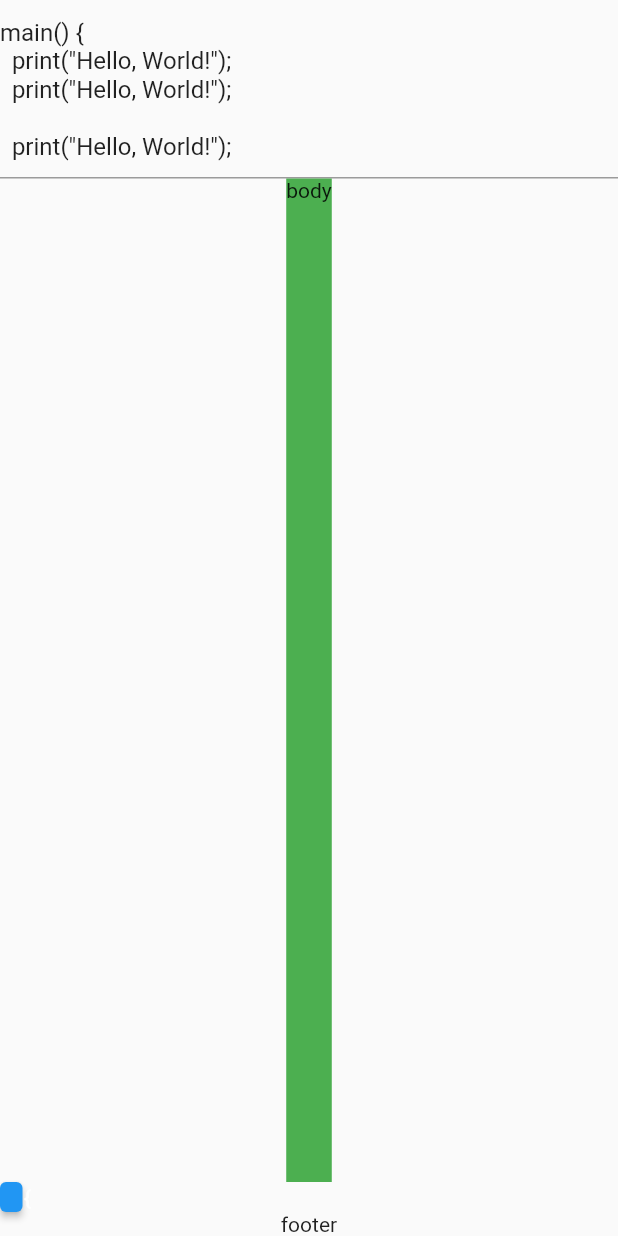
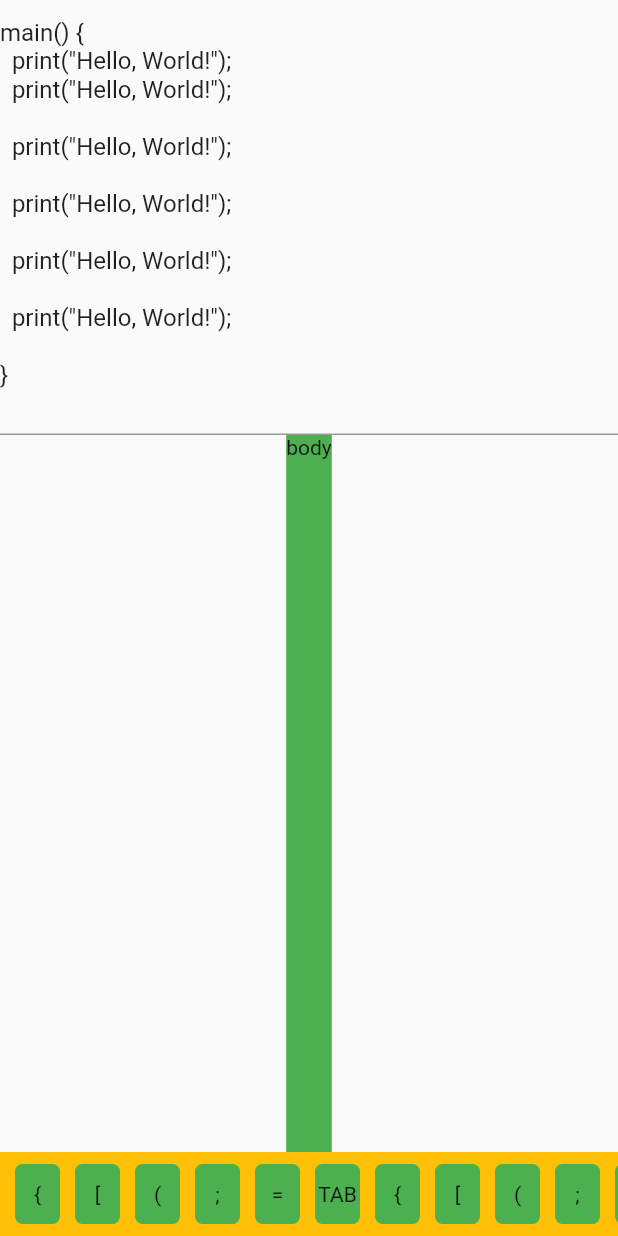
Before and after one commit to kovbe11/codeblurb, a Flutter app: the screen it shows after launch, on a phone screen of 412 x 824 dp. Run offline on Flutter 3.47's test engine with Material 2 defaults, Android fonts, the phone set to English and light mode, and no system bars; our stand-ins replace auto_route, firebase_analytics, firebase_core, firebase_crashlytics, firebase_remote_config, flutter_riverpod and 2 more; accounts and stored records are empty.

Commit message:
create bottom button row

```diff
--- a/mobile/codeblurb/lib/presentation/features/code_editing/code_editing_screen.dart
+++ b/mobile/codeblurb/lib/presentation/features/code_editing/code_editing_screen.dart
@@ -2,7 +2,9 @@ import 'package:codeblurb/presentation/features/code_editing/notifier/code_editi
 import 'package:flutter/material.dart';
 import 'package:flutter_riverpod/flutter_riverpod.dart';
 
+part 'components/character_insertion_button.dart';
 part 'components/character_insertion_button_row.dart';
+part 'components/code_editing_screen_wrapper.dart';
 
 class CodeEditingScreen extends ConsumerWidget {
   const CodeEditingScreen({super.key});
@@ -12,18 +14,15 @@ class CodeEditingScreen extends ConsumerWidget {
     final notifier = ref.watch(codeEditingProvider.notifier);
     final state = ref.watch(codeEditingProvider);
 
-    return Scaffold(body: LayoutBuilder(builder: (context, constraints) {
-      return SingleChildScrollView(
-          child: ConstrainedBox(
-              constraints: BoxConstraints(
-                  minWidth: constraints.maxWidth,
-                  minHeight: constraints.maxHeight),
-              child: IntrinsicHeight(
-                child: Column(mainAxisSize: MainAxisSize.max, children: [
+    return _CodeEditingScreenWrapper(
+      children: [
         TextField(
+          keyboardType: TextInputType.multiline,
+          minLines: null,
+          maxLines: null,
+          enableSuggestions: false,
           autocorrect: false,
           controller: notifier.codeEditingController,
-                    maxLines: 5,
         ),
         Expanded(
           child: Container(
@@ -32,23 +31,7 @@ class CodeEditingScreen extends ConsumerWidget {
           ),
         ),
         const _CharacterInsertionButtonRow(),
-                  const Text('footer'),
-                ]),
-              )));
-    })
-        // body: SingleChildScrollView(
-        //   child: Column(
-        //     children: [
-
-        //       TextField(
-        //         controller: notifier.codeEditingController,
-        //         maxLines: 5,
-        //       ),
-        //       const Spacer(),
-        //       const _CharacterInsertionButtonRow(),
-        //     ],
-        //   ),
-        // ),
+      ],
     );
   }
 }
--- /dev/null
+++ b/mobile/codeblurb/lib/presentation/features/code_editing/components/character_insertion_button.dart
@@ -0,0 +1,25 @@
+part of "../code_editing_screen.dart";
+
+class _CharacterInsertionButton extends StatelessWidget {
+  const _CharacterInsertionButton(
+      {required this.buttonText, required this.onTap});
+
+  final String buttonText;
+  final VoidCallback onTap;
+
+  @override
+  Widget build(BuildContext context) {
+    return InkWell(
+      onTap: onTap,
+      child: Container(
+        margin: const EdgeInsets.all(5),
+        alignment: Alignment.center,
+        decoration: BoxDecoration(
+            color: Colors.green, borderRadius: BorderRadius.circular(5)),
+        height: 40,
+        width: 30,
+        child: Text(buttonText),
+      ),
+    );
+  }
+}
--- a/mobile/codeblurb/lib/presentation/features/code_editing/components/character_insertion_button_row.dart
+++ b/mobile/codeblurb/lib/presentation/features/code_editing/components/character_insertion_button_row.dart
@@ -5,17 +5,92 @@ class _CharacterInsertionButtonRow extends ConsumerWidget {
 
   @override
   Widget build(BuildContext context, WidgetRef ref) {
-    return SingleChildScrollView(
-      child: Row(
-        children: [
-          SizedBox(
-              height: 20,
-              width: 15,
-              child: ElevatedButton(
-                child: const Text('{'),
-                onPressed: () {},
-              ))
-        ],
+    final notifier = ref.watch(codeEditingProvider.notifier);
+    final bottomPadding = MediaQuery.of(context).padding.bottom;
+    return ColoredBox(
+      color: Colors.amber,
+      child: Padding(
+        padding: EdgeInsets.only(bottom: bottomPadding),
+        child: SingleChildScrollView(
+          padding: const EdgeInsets.symmetric(vertical: 3, horizontal: 5),
+          scrollDirection: Axis.horizontal,
+          child: Row(
+            children: [
+              _CharacterInsertionButton(
+                buttonText: "{",
+                onTap: notifier.insertCurlyBraces,
+              ),
+              _CharacterInsertionButton(
+                buttonText: "[",
+                onTap: notifier.insertSquareBrackets,
+              ),
+              _CharacterInsertionButton(
+                buttonText: "(",
+                onTap: notifier.insertParentheses,
+              ),
+              _CharacterInsertionButton(
+                buttonText: ";",
+                onTap: notifier.insertSemicolon,
+              ),
+              _CharacterInsertionButton(
+                buttonText: "=",
+                onTap: notifier.insertEqualSign,
+              ),
+              _CharacterInsertionButton(
+                buttonText: "TAB",
+                onTap: notifier.insertTab,
+              ),
+              _CharacterInsertionButton(
+                buttonText: "{",
+                onTap: notifier.insertCurlyBraces,
+              ),
+              _CharacterInsertionButton(
+                buttonText: "[",
+                onTap: notifier.insertSquareBrackets,
+              ),
+              _CharacterInsertionButton(
+                buttonText: "(",
+                onTap: notifier.insertParentheses,
+              ),
+              _CharacterInsertionButton(
+                buttonText: ";",
+                onTap: notifier.insertSemicolon,
+              ),
+              _CharacterInsertionButton(
+                buttonText: "=",
+                onTap: notifier.insertEqualSign,
+              ),
+              _CharacterInsertionButton(
+                buttonText: "TAB",
+                onTap: notifier.insertTab,
+              ),
+              _CharacterInsertionButton(
+                buttonText: "{",
+                onTap: notifier.insertCurlyBraces,
+              ),
+              _CharacterInsertionButton(
+                buttonText: "[",
+                onTap: notifier.insertSquareBrackets,
+              ),
+              _CharacterInsertionButton(
+                buttonText: "(",
+                onTap: notifier.insertParentheses,
+              ),
+              _CharacterInsertionButton(
+                buttonText: ";",
+                onTap: notifier.insertSemicolon,
+              ),
+              _CharacterInsertionButton(
+                buttonText: "=",
+                onTap: notifier.insertEqualSign,
+              ),
+              _CharacterInsertionButton(
+                buttonText: "TAB",
+                onTap: notifier.insertTab,
+              ),
+            ],
+          ),
+        ),
       ),
     );
   }
--- /dev/null
+++ b/mobile/codeblurb/lib/presentation/features/code_editing/components/code_editing_screen_wrapper.dart
@@ -0,0 +1,29 @@
+part of '../code_editing_screen.dart';
+
+class _CodeEditingScreenWrapper extends StatelessWidget {
+  const _CodeEditingScreenWrapper({required this.children});
+  final List<Widget> children;
+  @override
+  Widget build(BuildContext context) {
+    return Scaffold(
+      body: SafeArea(
+        bottom: false,
+        child: LayoutBuilder(
+          builder: (context, constraints) {
+            return SingleChildScrollView(
+              child: ConstrainedBox(
+                constraints: BoxConstraints(
+                    minWidth: constraints.maxWidth,
+                    minHeight: constraints.maxHeight),
+                child: IntrinsicHeight(
+                  child: Column(
+                      mainAxisSize: MainAxisSize.max, children: children),
+                ),
+              ),
+            );
+          },
+        ),
+      ),
+    );
+  }
+}
--- a/mobile/codeblurb/lib/presentation/features/code_editing/notifier/code_editing_notifier.dart
+++ b/mobile/codeblurb/lib/presentation/features/code_editing/notifier/code_editing_notifier.dart
@@ -11,16 +11,14 @@ class CodeEditingNotifier extends StateNotifier<CodeEditingState> {
   void insertCurlyBraces() => _insertCodeToCurrentPosition(code: '{}');
   void insertParentheses() => _insertCodeToCurrentPosition(code: '()');
 
-  void insertSemicolon() => _insertCodeToCurrentPosition(
-      code: ';', cursorOffsetFromInsertionPoint: 0);
+  void insertSemicolon() => _insertCodeToCurrentPosition(code: ';');
 
   void insertSquareBrackets() => _insertCodeToCurrentPosition(code: '[]');
 
-  void insertTab() => _insertCodeToCurrentPosition(
-      code: '\t', cursorOffsetFromInsertionPoint: 0);
+  void insertTab() => _insertCodeToCurrentPosition(code: '\t');
 
   void insertEqualSign() => _insertCodeToCurrentPosition(
-      code: ' = ', cursorOffsetFromInsertionPoint: 0);
+      code: ' = ', cursorOffsetFromInsertionPoint: 3);
 
   void _insertCodeToCurrentPosition(
       {required String code, int cursorOffsetFromInsertionPoint = 1}) {
```
Lines whose indentation alone changed are shown as unchanged.
